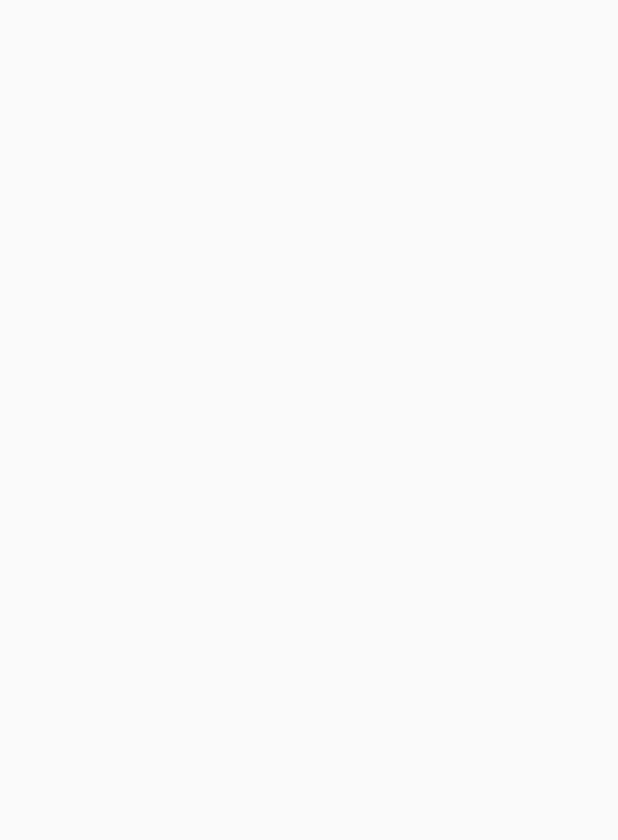
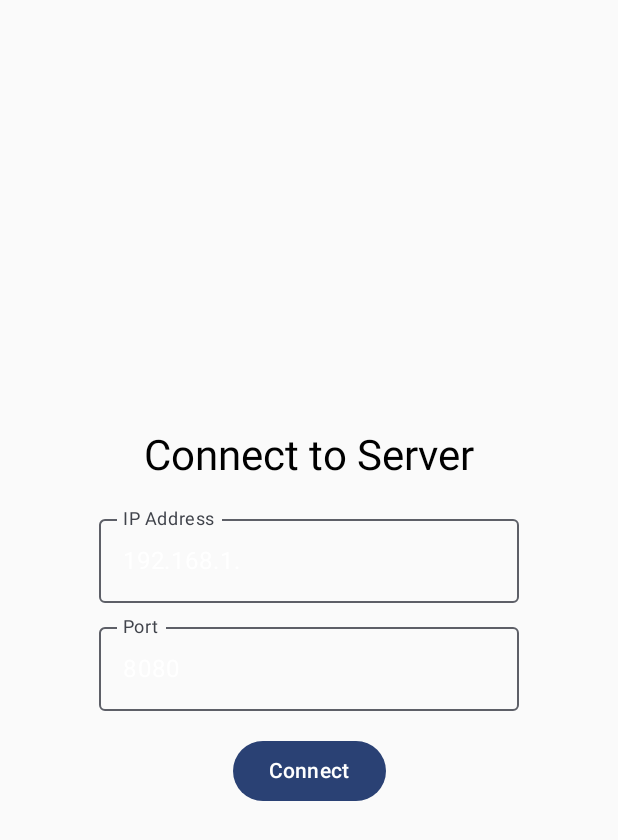
Before and after one commit to karinkrupetsky/NanitBirthdayApp, an Android app built with Jetpack Compose: the screen it shows after launch (MainActivity), on a phone screen of 412 x 824 dp. Before the commit the part shown is empty. Shown: the top 840 px of the screen. Run offline under Robolectric (Android 15) with nearby library versions, the phone set to English and light mode, and no system bars; our stand-ins replace Dagger/Hilt's generated code.

Commit message:
Implement connection screen UI and logic

```diff
--- a/app/build.gradle.kts
+++ b/app/build.gradle.kts
@@ -73,6 +73,7 @@ dependencies {
     // Hilt
     implementation(libs.hilt.android)
     kapt(libs.hilt.compiler)
+    implementation(libs.androidx.hilt.navigation.compose)
 
     testImplementation(libs.junit)
     androidTestImplementation(libs.androidx.junit)
--- a/app/src/main/java/com/example/nanitbirthdayapp/MainActivity.kt
+++ b/app/src/main/java/com/example/nanitbirthdayapp/MainActivity.kt
@@ -3,6 +3,11 @@ package com.example.nanitbirthdayapp
 import android.os.Bundle
 import androidx.activity.ComponentActivity
 import androidx.activity.compose.setContent
+import androidx.compose.runtime.collectAsState
+import androidx.compose.runtime.getValue
+import androidx.hilt.navigation.compose.hiltViewModel
+import com.example.nanitbirthdayapp.ui.main.ConnectionScreen
+import com.example.nanitbirthdayapp.ui.main.MainViewModel
 import com.example.nanitbirthdayapp.ui.theme.NanitBirthdayAppTheme
 import dagger.hilt.android.AndroidEntryPoint
 
@@ -11,7 +16,21 @@ class MainActivity : ComponentActivity() {
     override fun onCreate(savedInstanceState: Bundle?) {
         super.onCreate(savedInstanceState)
         setContent {
-            NanitBirthdayAppTheme {}
+            NanitBirthdayAppTheme {
+                val viewModel: MainViewModel = hiltViewModel()
+                val uiState by viewModel.uiState.collectAsState()
+
+                if (uiState.birthdayInfo == null) {
+                    ConnectionScreen(
+                        uiState = uiState,
+                        onConnectClick = { ip, port ->
+                            viewModel.connectToServer(ip, port)
+                        }
+                    )
+                } else {
+                    // BirthdayScreen
+                }
+            }
         }
     }
 }
--- /dev/null
+++ b/app/src/main/java/com/example/nanitbirthdayapp/data/repository/BirthdayRepository.kt
@@ -0,0 +1,18 @@
+package com.example.nanitbirthdayapp.data.repository
+
+import com.example.nanitbirthdayapp.data.model.BirthdayInfo
+import com.example.nanitbirthdayapp.data.network.WebSocketClient
+import kotlinx.coroutines.flow.Flow
+import javax.inject.Inject
+
+class BirthdayRepository @Inject constructor(
+    private val webSocketClient: WebSocketClient
+) {
+    fun getBirthdayInfo(ip: String, port: Int): Flow<Result<BirthdayInfo>> {
+        return webSocketClient.connect(ip, port)
+    }
+
+    suspend fun closeConnection() {
+        webSocketClient.close()
+    }
+}
--- /dev/null
+++ b/app/src/main/java/com/example/nanitbirthdayapp/ui/main/ConnectionScreen.kt
@@ -0,0 +1,64 @@
+package com.example.nanitbirthdayapp.ui.main
+
+import androidx.compose.foundation.layout.*
+import androidx.compose.material3.*
+import androidx.compose.runtime.*
+import androidx.compose.ui.Alignment
+import androidx.compose.ui.Modifier
+import androidx.compose.ui.unit.dp
+
+@OptIn(ExperimentalMaterial3Api::class)
+@Composable
+fun ConnectionScreen(
+    uiState: MainUiState,
+    onConnectClick: (String, String) -> Unit
+) {
+    var ipAddress by remember { mutableStateOf("192.168.1.") }
+    var port by remember { mutableStateOf("8080") }
+
+    Column(
+        modifier = Modifier
+            .fillMaxSize()
+            .padding(16.dp),
+        verticalArrangement = Arrangement.Center,
+        horizontalAlignment = Alignment.CenterHorizontally
+    ) {
+        Text("Connect to Server", style = MaterialTheme.typography.headlineMedium)
+        Spacer(modifier = Modifier.height(16.dp))
+
+        OutlinedTextField(
+            value = ipAddress,
+            onValueChange = { ipAddress = it },
+            label = { Text("IP Address") },
+            colors = TextFieldDefaults.outlinedTextFieldColors(
+                focusedTextColor = MaterialTheme.colorScheme.onPrimary,
+                unfocusedTextColor = MaterialTheme.colorScheme.onPrimary
+            )
+        )
+        Spacer(modifier = Modifier.height(8.dp))
+
+        OutlinedTextField(
+            value = port,
+            onValueChange = { port = it },
+            label = { Text("Port") },
+            colors = TextFieldDefaults.outlinedTextFieldColors(
+                focusedTextColor = MaterialTheme.colorScheme.onPrimary,
+                unfocusedTextColor = MaterialTheme.colorScheme.onPrimary
+            )
+        )
+        Spacer(modifier = Modifier.height(16.dp))
+
+        if (uiState.isLoading) {
+            CircularProgressIndicator()
+        } else {
+            Button(onClick = { onConnectClick(ipAddress, port) }) {
+                Text("Connect")
+            }
+        }
+
+        uiState.error?.let {
+            Spacer(modifier = Modifier.height(16.dp))
+            Text(text = it, color = MaterialTheme.colorScheme.error)
+        }
+    }
+}
--- /dev/null
+++ b/app/src/main/java/com/example/nanitbirthdayapp/ui/main/MainViewModel.kt
@@ -0,0 +1,60 @@
+package com.example.nanitbirthdayapp.ui.main
+
+import android.net.Uri
+import androidx.lifecycle.ViewModel
+import androidx.lifecycle.viewModelScope
+import com.example.nanitbirthdayapp.data.model.BirthdayInfo
+import com.example.nanitbirthdayapp.data.repository.BirthdayRepository
+import dagger.hilt.android.lifecycle.HiltViewModel
+import kotlinx.coroutines.flow.MutableStateFlow
+import kotlinx.coroutines.flow.StateFlow
+import kotlinx.coroutines.flow.asStateFlow
+import kotlinx.coroutines.flow.update
+import kotlinx.coroutines.launch
+import javax.inject.Inject
+
+data class MainUiState(
+    val isLoading: Boolean = false,
+    val birthdayInfo: BirthdayInfo? = null,
+    val error: String? = null,
+    val imageUri: Uri? = null
+)
+
+@HiltViewModel
+class MainViewModel @Inject constructor(
+    private val repository: BirthdayRepository
+) : ViewModel() {
+
+    private val _uiState = MutableStateFlow(MainUiState())
+    val uiState: StateFlow<MainUiState> = _uiState.asStateFlow()
+
+    fun connectToServer(ip: String, port: String) {
+        viewModelScope.launch {
+            _uiState.update { it.copy(isLoading = true, error = null) }
+            val portNumber = port.toIntOrNull()
+            if (portNumber == null) {
+                _uiState.update { it.copy(isLoading = false, error = "Invalid port number.") }
+                return@launch
+            }
+
+            repository.getBirthdayInfo(ip, portNumber).collect { result ->
+                result.onSuccess { birthdayInfo ->
+                    _uiState.update {
+                        it.copy(isLoading = false, birthdayInfo = birthdayInfo, error = null)
+                    }
+                }.onFailure { throwable ->
+                    _uiState.update {
+                        it.copy(isLoading = false, error = throwable.message)
+                    }
+                }
+            }
+        }
+    }
+
+    override fun onCleared() {
+        super.onCleared()
+        viewModelScope.launch {
+            repository.closeConnection()
+        }
+    }
+}
--- a/gradle/libs.versions.toml
+++ b/gradle/libs.versions.toml
@@ -1,5 +1,6 @@
 [versions]
 agp = "8.4.1"
+hiltNavigationCompose = "1.2.0"
 kotlin = "2.0.0"
 coreKtx = "1.13.1"
 junit = "4.13.2"
@@ -15,6 +16,7 @@ hilt = "2.51.1"
 
 [libraries]
 androidx-core-ktx = { group = "androidx.core", name = "core-ktx", version.ref = "coreKtx" }
+androidx-hilt-navigation-compose = { module = "androidx.hilt:hilt-navigation-compose", version.ref = "hiltNavigationCompose" }
 junit = { group = "junit", name = "junit", version.ref = "junit" }
 androidx-junit = { group = "androidx.test.ext", name = "junit", version.ref = "junitVersion" }
 androidx-espresso-core = { group = "androidx.test.espresso", name = "espresso-core", version.ref = "espressoCore" }
```
